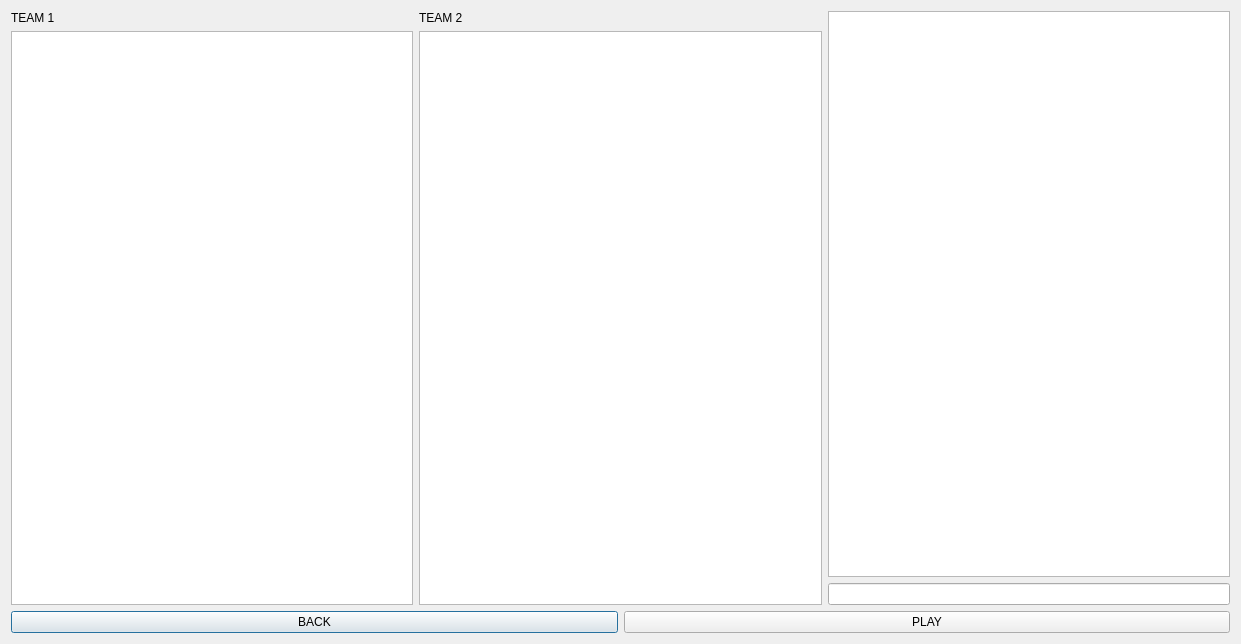
Qt form MATFWars/waitingroom.ui (Divljo31/MATFWars) before a commit.
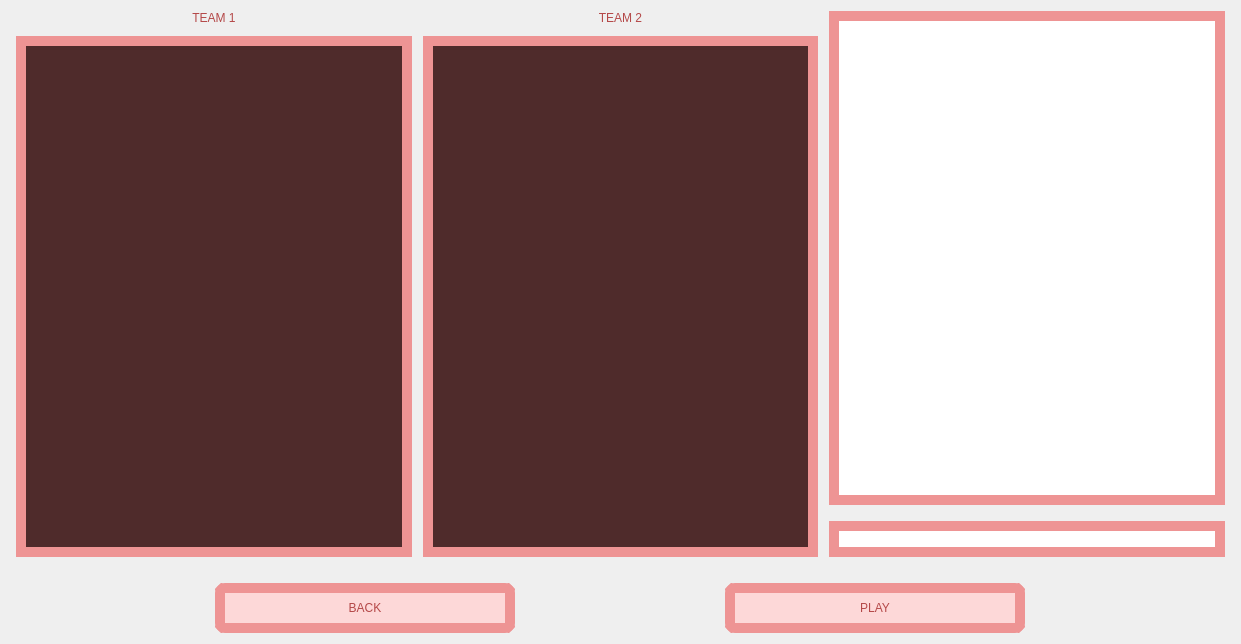
The same form after that commit. Icons and pictures are not drawn.

```diff
--- a/MATFWars/waitingroom.ui
+++ b/MATFWars/waitingroom.ui
@@ -13,65 +13,335 @@
   <property name="windowTitle">
    <string>MATFWars</string>
   </property>
+  <property name="styleSheet">
+   <string notr="true">background-image: url(:/background2/background2.png);</string>
+  </property>
   <layout class="QVBoxLayout" name="verticalLayout_4">
    <item>
     <layout class="QHBoxLayout" name="horizontalLayout_3">
+     <item>
+      <spacer name="horizontalSpacer">
+       <property name="orientation">
+        <enum>Qt::Horizontal</enum>
+       </property>
+       <property name="sizeType">
+        <enum>QSizePolicy::Fixed</enum>
+       </property>
+       <property name="sizeHint" stdset="0">
+        <size>
+         <width>5</width>
+         <height>10</height>
+        </size>
+       </property>
+      </spacer>
+     </item>
      <item>
       <layout class="QVBoxLayout" name="verticalLayout">
        <item>
         <widget class="QLabel" name="team1_label">
+         <property name="styleSheet">
+          <string notr="true">color: rgb(180, 72, 72);
+font: 600 20pt &quot;URW Bookman&quot;;
+</string>
+         </property>
          <property name="text">
           <string>TEAM 1</string>
          </property>
+         <property name="alignment">
+          <set>Qt::AlignCenter</set>
+         </property>
         </widget>
        </item>
        <item>
-        <widget class="QTextBrowser" name="team1_textBrowser"/>
+        <spacer name="verticalSpacer">
+         <property name="orientation">
+          <enum>Qt::Vertical</enum>
+         </property>
+         <property name="sizeType">
+          <enum>QSizePolicy::Fixed</enum>
+         </property>
+         <property name="sizeHint" stdset="0">
+          <size>
+           <width>5</width>
+           <height>5</height>
+          </size>
+         </property>
+        </spacer>
+       </item>
+       <item>
+        <widget class="QTextBrowser" name="team1_textBrowser">
+         <property name="styleSheet">
+          <string notr="true">background-color: rgb(79, 43, 43);
+border:10px solid;
+border-color: rgb(238, 148, 148);</string>
+         </property>
+        </widget>
        </item>
       </layout>
      </item>
+     <item>
+      <spacer name="horizontalSpacer_2">
+       <property name="orientation">
+        <enum>Qt::Horizontal</enum>
+       </property>
+       <property name="sizeType">
+        <enum>QSizePolicy::Fixed</enum>
+       </property>
+       <property name="sizeHint" stdset="0">
+        <size>
+         <width>5</width>
+         <height>10</height>
+        </size>
+       </property>
+      </spacer>
+     </item>
      <item>
       <layout class="QVBoxLayout" name="verticalLayout_2">
        <item>
         <widget class="QLabel" name="team2_label">
+         <property name="styleSheet">
+          <string notr="true">color: rgb(180, 72, 72);
+font: 600 20pt &quot;URW Bookman&quot;;
+</string>
+         </property>
          <property name="text">
           <string>TEAM 2</string>
          </property>
+         <property name="alignment">
+          <set>Qt::AlignCenter</set>
+         </property>
         </widget>
        </item>
        <item>
-        <widget class="QTextBrowser" name="team2_textBrowser"/>
+        <spacer name="verticalSpacer_2">
+         <property name="orientation">
+          <enum>Qt::Vertical</enum>
+         </property>
+         <property name="sizeType">
+          <enum>QSizePolicy::Fixed</enum>
+         </property>
+         <property name="sizeHint" stdset="0">
+          <size>
+           <width>5</width>
+           <height>5</height>
+          </size>
+         </property>
+        </spacer>
+       </item>
+       <item>
+        <widget class="QTextBrowser" name="team2_textBrowser">
+         <property name="styleSheet">
+          <string notr="true">background-color: rgb(79, 43, 43);
+border:10px solid;
+border-color: rgb(238, 148, 148);</string>
+         </property>
+        </widget>
        </item>
       </layout>
      </item>
+     <item>
+      <spacer name="horizontalSpacer_3">
+       <property name="orientation">
+        <enum>Qt::Horizontal</enum>
+       </property>
+       <property name="sizeType">
+        <enum>QSizePolicy::Fixed</enum>
+       </property>
+       <property name="sizeHint" stdset="0">
+        <size>
+         <width>5</width>
+         <height>10</height>
+        </size>
+       </property>
+      </spacer>
+     </item>
      <item>
       <layout class="QVBoxLayout" name="verticalLayout_3">
        <item>
-        <widget class="QTextBrowser" name="chat_textBrowser"/>
+        <widget class="QTextBrowser" name="chat_textBrowser">
+         <property name="styleSheet">
+          <string notr="true">border:10px solid;
+border-color: rgb(238, 148, 148);
+</string>
+         </property>
+        </widget>
        </item>
        <item>
-        <widget class="QLineEdit" name="chat_lineEdit"/>
+        <spacer name="verticalSpacer_4">
+         <property name="orientation">
+          <enum>Qt::Vertical</enum>
+         </property>
+         <property name="sizeType">
+          <enum>QSizePolicy::Fixed</enum>
+         </property>
+         <property name="sizeHint" stdset="0">
+          <size>
+           <width>10</width>
+           <height>10</height>
+          </size>
+         </property>
+        </spacer>
+       </item>
+       <item>
+        <widget class="QLineEdit" name="chat_lineEdit">
+         <property name="styleSheet">
+          <string notr="true">border:10px solid;
+border-color: rgb(238, 148, 148);</string>
+         </property>
+        </widget>
        </item>
       </layout>
      </item>
+     <item>
+      <spacer name="horizontalSpacer_4">
+       <property name="orientation">
+        <enum>Qt::Horizontal</enum>
+       </property>
+       <property name="sizeType">
+        <enum>QSizePolicy::Fixed</enum>
+       </property>
+       <property name="sizeHint" stdset="0">
+        <size>
+         <width>5</width>
+         <height>10</height>
+        </size>
+       </property>
+      </spacer>
+     </item>
     </layout>
    </item>
+   <item>
+    <spacer name="verticalSpacer_3">
+     <property name="orientation">
+      <enum>Qt::Vertical</enum>
+     </property>
+     <property name="sizeType">
+      <enum>QSizePolicy::Fixed</enum>
+     </property>
+     <property name="sizeHint" stdset="0">
+      <size>
+       <width>20</width>
+       <height>20</height>
+      </size>
+     </property>
+    </spacer>
+   </item>
    <item>
     <layout class="QHBoxLayout" name="horizontalLayout_4">
+     <item>
+      <spacer name="horizontalSpacer_5">
+       <property name="orientation">
+        <enum>Qt::Horizontal</enum>
+       </property>
+       <property name="sizeType">
+        <enum>QSizePolicy::Fixed</enum>
+       </property>
+       <property name="sizeHint" stdset="0">
+        <size>
+         <width>20</width>
+         <height>20</height>
+        </size>
+       </property>
+      </spacer>
+     </item>
      <item>
       <widget class="QPushButton" name="back_wait_button">
+       <property name="sizePolicy">
+        <sizepolicy hsizetype="Expanding" vsizetype="Expanding">
+         <horstretch>3</horstretch>
+         <verstretch>3</verstretch>
+        </sizepolicy>
+       </property>
+       <property name="minimumSize">
+        <size>
+         <width>30</width>
+         <height>50</height>
+        </size>
+       </property>
+       <property name="maximumSize">
+        <size>
+         <width>300</width>
+         <height>50</height>
+        </size>
+       </property>
+       <property name="styleSheet">
+        <string notr="true">color:rgb(180, 72, 72);
+font: 600 25pt &quot;URW Bookman&quot;;
+background-color: rgb(253, 216, 216);
+border-radius:10px;
+border:10px solid;
+border-color: rgb(238, 148, 148);</string>
+       </property>
        <property name="text">
         <string>BACK</string>
        </property>
       </widget>
      </item>
+     <item>
+      <spacer name="horizontalSpacer_6">
+       <property name="orientation">
+        <enum>Qt::Horizontal</enum>
+       </property>
+       <property name="sizeType">
+        <enum>QSizePolicy::Fixed</enum>
+       </property>
+       <property name="sizeHint" stdset="0">
+        <size>
+         <width>20</width>
+         <height>20</height>
+        </size>
+       </property>
+      </spacer>
+     </item>
      <item>
       <widget class="QPushButton" name="play_wait_button">
+       <property name="sizePolicy">
+        <sizepolicy hsizetype="Expanding" vsizetype="Expanding">
+         <horstretch>3</horstretch>
+         <verstretch>3</verstretch>
+        </sizepolicy>
+       </property>
+       <property name="minimumSize">
+        <size>
+         <width>30</width>
+         <height>50</height>
+        </size>
+       </property>
+       <property name="maximumSize">
+        <size>
+         <width>300</width>
+         <height>50</height>
+        </size>
+       </property>
+       <property name="styleSheet">
+        <string notr="true">color:rgb(180, 72, 72);
+font: 600 25pt &quot;URW Bookman&quot;;
+background-color: rgb(253, 216, 216);
+border-radius:10px;
+border:10px solid;
+border-color: rgb(238, 148, 148);</string>
+       </property>
        <property name="text">
         <string>PLAY</string>
        </property>
       </widget>
      </item>
+     <item>
+      <spacer name="horizontalSpacer_7">
+       <property name="orientation">
+        <enum>Qt::Horizontal</enum>
+       </property>
+       <property name="sizeType">
+        <enum>QSizePolicy::Fixed</enum>
+       </property>
+       <property name="sizeHint" stdset="0">
+        <size>
+         <width>20</width>
+         <height>20</height>
+        </size>
+       </property>
+      </spacer>
+     </item>
     </layout>
    </item>
   </layout>
```
